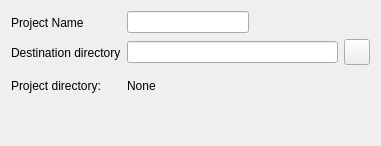
Qt form wizard/ui/dir_select.ui (imby/STM32VLDiscovery_BeRTOS) before a commit.
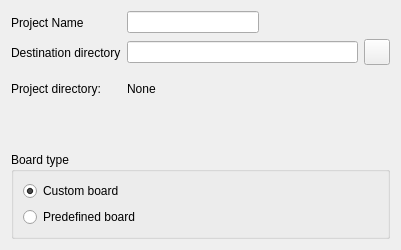
The same form after that commit. Icons and pictures are not drawn.

Commit message: Add stub of new interface with radio for custom/predefined boards.

Diff of the .ui file:
```diff
--- a/wizard/ui/dir_select.ui
+++ b/wizard/ui/dir_select.ui
@@ -6,8 +6,8 @@
    <rect>
     <x>0</x>
     <y>0</y>
-    <width>381</width>
-    <height>146</height>
+    <width>401</width>
+    <height>250</height>
    </rect>
   </property>
   <property name="sizePolicy">
@@ -19,7 +19,7 @@
   <property name="windowTitle">
    <string>Form</string>
   </property>
-  <layout class="QVBoxLayout" name="verticalLayout_3">
+  <layout class="QVBoxLayout" name="verticalLayout_4">
    <item>
     <layout class="QHBoxLayout" name="horizontalLayout_4">
      <item>
@@ -142,6 +142,35 @@
      </property>
     </widget>
    </item>
+   <item>
+    <widget class="QGroupBox" name="groupBox">
+     <property name="title">
+      <string>Board type</string>
+     </property>
+     <property name="checkable">
+      <bool>false</bool>
+     </property>
+     <layout class="QVBoxLayout" name="verticalLayout_3">
+      <item>
+       <widget class="QRadioButton" name="customButton">
+        <property name="text">
+         <string>Custom board</string>
+        </property>
+        <property name="checked">
+         <bool>true</bool>
+        </property>
+       </widget>
+      </item>
+      <item>
+       <widget class="QRadioButton" name="predefinedButton">
+        <property name="text">
+         <string>Predefined board</string>
+        </property>
+       </widget>
+      </item>
+     </layout>
+    </widget>
+   </item>
   </layout>
  </widget>
  <resources>
```
The commit also changes 1 other file.
